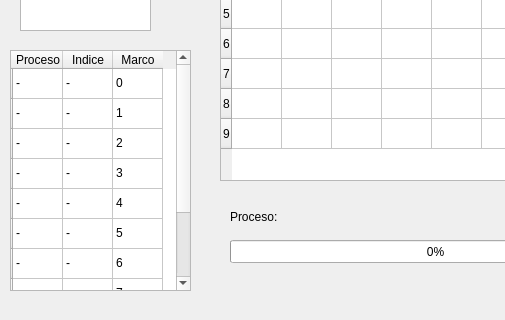
Qt form prueba.ui (diegoivan1987/practicasSSO) before a commit; both pictures show x 0 to 505 and y 220 to 540 of the 803 by 540 pixel window.
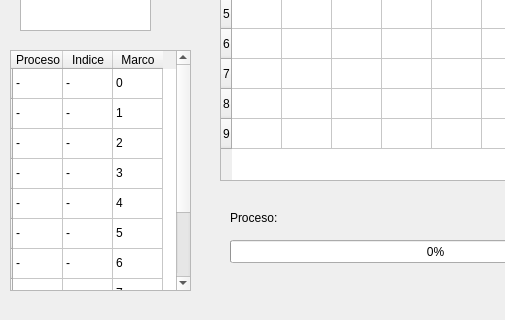
The same form after that commit.

Commit message: se alargo un label del interfaz

What changed in the file:
```diff
--- a/prueba.ui
+++ b/prueba.ui
@@ -452,8 +452,8 @@
      <rect>
       <x>230</x>
       <y>430</y>
-      <width>47</width>
-      <height>13</height>
+      <width>71</width>
+      <height>16</height>
      </rect>
     </property>
     <property name="text">
```
